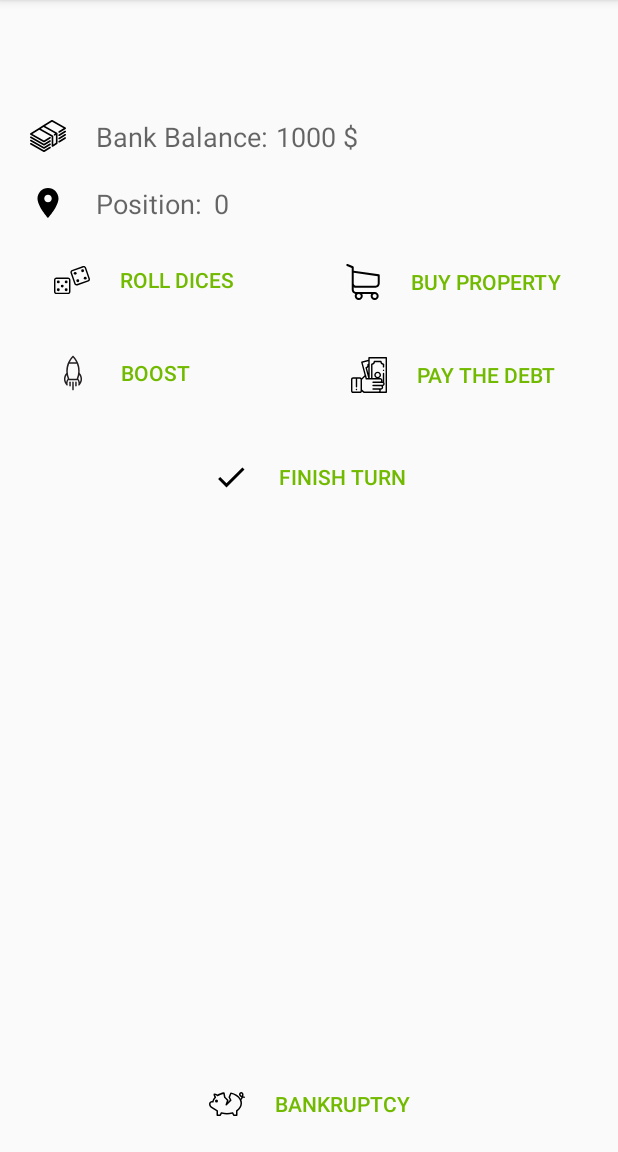
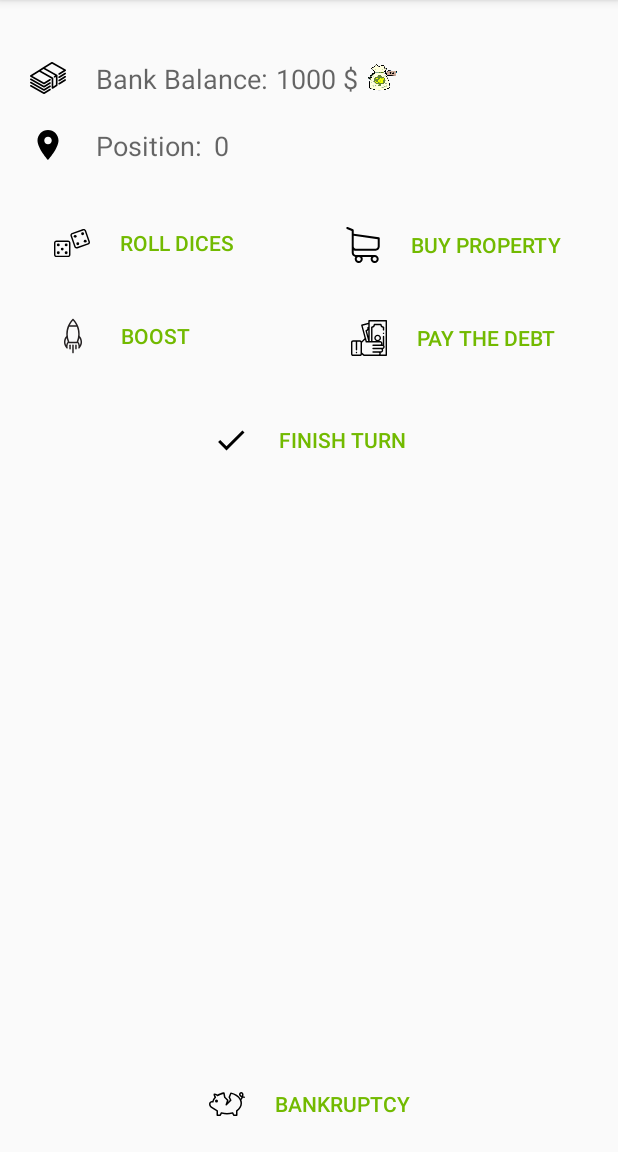
Before and after one commit to Brian1231/Software-Engineeging-Project---COMP30050, an Android app: the MainActivity screen opened directly, with no data from a screen before it, on a phone screen of 412 x 824 dp, the part 84-1236 px from its top. Run offline under Robolectric (Android 15) with nearby library versions, the phone set to English and light mode, and no system bars; 14 statements that could not run were skipped.

Commit message:
Resume game is working now. Added schmeckles icon.

```diff
--- a/android/SEGameController/app/src/main/java/pw/jcollado/segamecontroller/connections/ServerConnectionThread.java
+++ b/android/SEGameController/app/src/main/java/pw/jcollado/segamecontroller/connections/ServerConnectionThread.java
@@ -56,7 +56,7 @@ public class ServerConnectionThread extends Thread {
             reader = new BufferedReader(new InputStreamReader(socket.getInputStream()));
             out = new BufferedWriter(new OutputStreamWriter(socket.getOutputStream()));
 
-        } catch (IOException e1) {
+        } catch (Exception e1) {
             e1.printStackTrace();
         }
         while (mRun) {
--- a/android/SEGameController/app/src/main/java/pw/jcollado/segamecontroller/mainActivity/MainActivity.kt
+++ b/android/SEGameController/app/src/main/java/pw/jcollado/segamecontroller/mainActivity/MainActivity.kt
@@ -109,7 +109,7 @@ class MainActivity : App() {
 
             supportActionBar?.title = Player.character
             supportActionBar?.setBackgroundDrawable(ColorDrawable(color))
-            balanceTX.text = "${Player.balance} SHM"
+            balanceTX.text = Player.balance.toString()
             positionTX.text = Player.position.toString()
         }
     }
--- a/android/SEGameController/app/src/main/java/pw/jcollado/segamecontroller/utils/CardsAdapter.kt
+++ b/android/SEGameController/app/src/main/java/pw/jcollado/segamecontroller/utils/CardsAdapter.kt
@@ -41,7 +41,7 @@ class CardsAdapter(val items: List<Property>,val sellFunction: (Property) -> Uni
 
         fun initData(item: Property) = with(itemView) {
             title.text = item.id
-            priceTx.text = "${item.price} SHM"
+            priceTx.text = item.price.toString()
             Picasso.get().load("http://52.48.249.220/worlds/${item.id}.jpg").placeholder(R.drawable.placeholder).into(thumbnail)
             val intColor = item.color
             val hexColor = "#" + Integer.toHexString(intColor).substring(2)
--- a/android/SEGameController/app/src/main/res/layout/activity_main.xml
+++ b/android/SEGameController/app/src/main/res/layout/activity_main.xml
@@ -77,7 +77,7 @@
         android:layout_height="wrap_content"
         android:layout_marginEnd="16dp"
         android:layout_marginStart="16dp"
-        android:layout_marginTop="16dp"
+        android:layout_marginTop="30dp"
         android:background="@android:color/transparent"
         android:drawableLeft="@drawable/ic_dices"
         android:drawablePadding="20dp"
@@ -135,7 +135,7 @@
         android:layout_height="wrap_content"
         android:layout_marginEnd="16dp"
         android:layout_marginStart="16dp"
-        android:layout_marginTop="16dp"
+        android:layout_marginTop="30dp"
         android:background="@android:color/transparent"
         android:drawableLeft="@drawable/ic_shopping_cart"
         android:drawablePadding="20dp"
@@ -195,8 +195,18 @@
         android:layout_height="0dp"
         android:layout_marginTop="50dp"
         android:orientation="horizontal"
-        app:layout_constraintGuide_begin="71dp"
+        app:layout_constraintGuide_begin="32dp"
         app:layout_constraintTop_toTopOf="parent" />
+
+    <ImageView
+        android:id="@+id/imageView"
+        android:layout_width="21dp"
+        android:layout_height="19dp"
+        android:layout_marginStart="5dp"
+        android:layout_marginTop="10dp"
+        app:layout_constraintStart_toEndOf="@+id/balanceTX"
+        app:layout_constraintTop_toTopOf="@+id/guideline2"
+        app:srcCompat="@drawable/schmeckles" />
 
 
 </android.support.constraint.ConstraintLayout>
```
Also changed, not shown: android/SEGameController/app/src/main/java/pw/jcollado/segamecontroller/JoinActivity/JoinActivity.kt (+2 -15 lines), android/SEGameController/app/src/main/res/layout/activity_join.xml (+0 -19 lines), android/SEGameController/app/src/main/res/layout/property_card.xml (+10 -0 lines), android/SEGameController/app/src/main/res/drawable/schmeckles.png (added).
